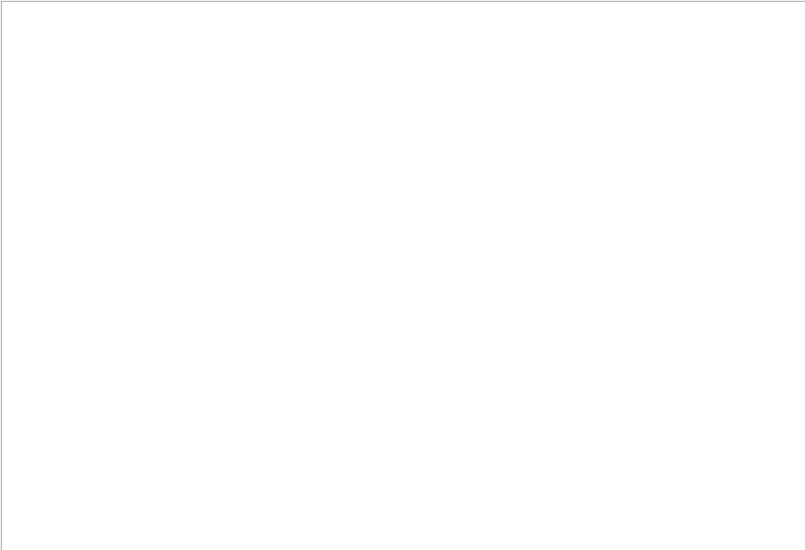
kirmizikaranfil/PyVakitci, file src/ui/Vakitler.ui: the form before one commit.
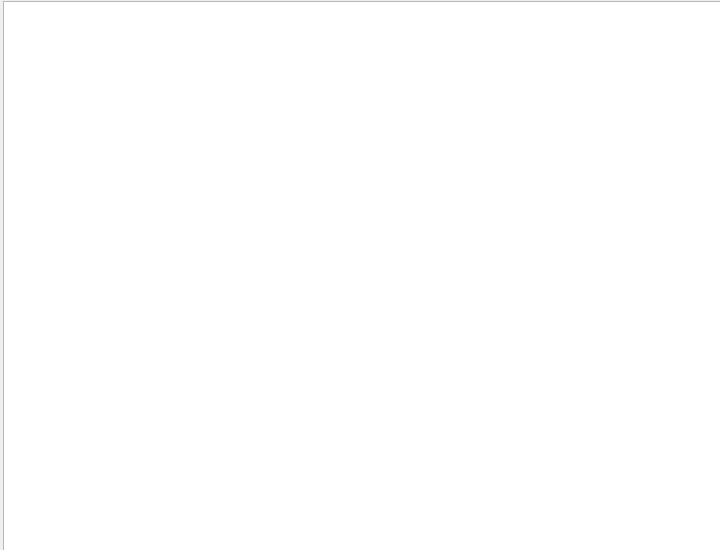
The form after the commit.

```diff
--- a/src/ui/Vakitler.ui
+++ b/src/ui/Vakitler.ui
@@ -6,19 +6,19 @@
    <rect>
     <x>0</x>
     <y>0</y>
-    <width>805</width>
+    <width>720</width>
     <height>550</height>
    </rect>
   </property>
   <property name="minimumSize">
    <size>
-    <width>805</width>
+    <width>720</width>
     <height>550</height>
    </size>
   </property>
   <property name="maximumSize">
    <size>
-    <width>805</width>
+    <width>720</width>
     <height>550</height>
    </size>
   </property>
@@ -36,22 +36,25 @@
     <rect>
      <x>0</x>
      <y>0</y>
-     <width>807</width>
+     <width>731</width>
      <height>552</height>
     </rect>
    </property>
    <layout class="QHBoxLayout" name="horizontalLayout">
+    <property name="spacing">
+     <number>6</number>
+    </property>
     <item>
      <widget class="QTableView" name="tableView">
       <property name="minimumSize">
        <size>
-        <width>805</width>
+        <width>725</width>
         <height>550</height>
        </size>
       </property>
       <property name="maximumSize">
        <size>
-        <width>805</width>
+        <width>725</width>
         <height>550</height>
        </size>
       </property>
```
